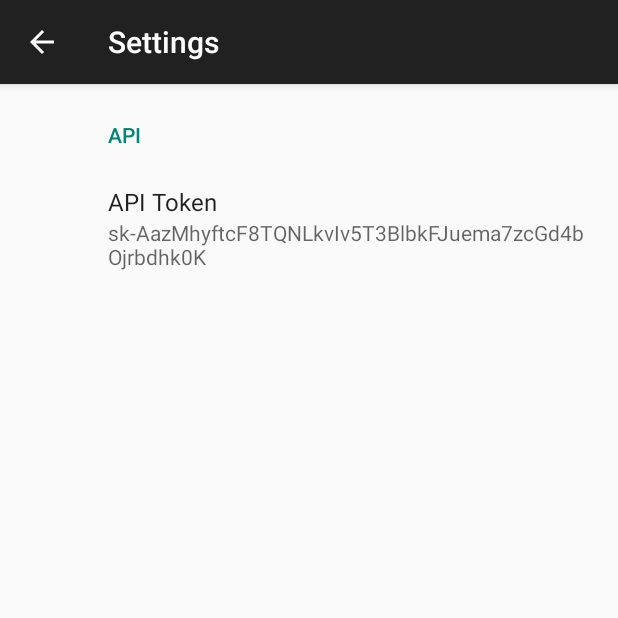
After one commit to csoltenborn/app_entwicklung_MFAX422A, an Android app: the PrefsActivity screen opened directly, with no data from a screen before it, on a phone screen of 412 x 824 dp, the top half of it. The commit adds this screen. Run offline under Robolectric (Android 15) with nearby library versions, the phone set to English and light mode, and no system bars; our stand-ins replace androidx.preference.

Commit message:
added settings, API token can now be configured

```diff
--- a/app/build.gradle
+++ b/app/build.gradle
@@ -34,6 +34,7 @@ dependencies {
     implementation 'com.google.android.material:material:1.9.0'
     implementation 'androidx.constraintlayout:constraintlayout:2.1.4'
     implementation 'com.theokanning.openai-gpt3-java:service:0.14.0'
+    implementation 'androidx.preference:preference:1.2.0'
     testImplementation 'junit:junit:4.13.2'
     androidTestImplementation 'androidx.test.ext:junit:1.1.5'
     androidTestImplementation 'androidx.test.espresso:espresso-core:3.5.1'
--- a/app/src/main/AndroidManifest.xml
+++ b/app/src/main/AndroidManifest.xml
@@ -15,6 +15,10 @@
         android:theme="@style/Theme.ChatGpt"
         tools:targetApi="31">
         <activity
+            android:name=".PrefsActivity"
+            android:exported="false"
+            android:label="Settings" />
+        <activity
             android:name=".MainActivity"
             android:exported="true">
             <intent-filter>
--- a/app/src/main/java/de/fhdw/app_entwicklung/chatgpt/MainFragment.java
+++ b/app/src/main/java/de/fhdw/app_entwicklung/chatgpt/MainFragment.java
@@ -22,6 +22,7 @@ public class MainFragment extends Fragment {
 
     private static final String CHAT_SEPARATOR = "\n\n";
 
+    private PrefsFacade prefs;
     private TextToSpeechTool textToSpeech;
 
     private final ActivityResultLauncher<LaunchSpeechRecognition.SpeechRecognitionArgs> getTextFromSpeech = registerForActivityResult(
@@ -30,7 +31,8 @@ public class MainFragment extends Fragment {
                 getTextView().append(query);
 
                 MainActivity.backgroundExecutorService.execute(() -> {
-                    ChatGpt chatGpt = new ChatGpt("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");
+                    String apiToken = prefs.getApiToken();
+                    ChatGpt chatGpt = new ChatGpt(apiToken);
                     String answer = chatGpt.getChatCompletion(query);
 
                     getTextView().append(CHAT_SEPARATOR);
@@ -52,6 +54,7 @@ public class MainFragment extends Fragment {
     public void onViewCreated(@NonNull View view, @Nullable Bundle savedInstanceState) {
         super.onViewCreated(view, savedInstanceState);
 
+        prefs = new PrefsFacade(requireContext());
         textToSpeech = new TextToSpeechTool(requireContext(), Locale.GERMAN);
 
         getAskButton().setOnClickListener(v ->
--- /dev/null
+++ b/app/src/main/java/de/fhdw/app_entwicklung/chatgpt/PrefsActivity.java
@@ -0,0 +1,44 @@
+package de.fhdw.app_entwicklung.chatgpt;
+
+import android.os.Bundle;
+import android.view.MenuItem;
+
+import androidx.annotation.NonNull;
+import androidx.appcompat.app.ActionBar;
+import androidx.appcompat.app.AppCompatActivity;
+import androidx.preference.PreferenceFragmentCompat;
+
+public class PrefsActivity extends AppCompatActivity {
+
+    @Override
+    protected void onCreate(Bundle savedInstanceState) {
+        super.onCreate(savedInstanceState);
+        setContentView(R.layout.settings_activity);
+        if (savedInstanceState == null) {
+            getSupportFragmentManager()
+                    .beginTransaction()
+                    .replace(R.id.settings, new SettingsFragment())
+                    .commit();
+        }
+        ActionBar actionBar = getSupportActionBar();
+        if (actionBar != null) {
+            actionBar.setDisplayHomeAsUpEnabled(true);
+        }
+    }
+
+    @Override
+    public boolean onOptionsItemSelected(@NonNull MenuItem item) {
+        if (item.getItemId() == android.R.id.home) {
+            onBackPressed();
+            return true;
+        }
+        return super.onOptionsItemSelected(item);
+    }
+
+    public static class SettingsFragment extends PreferenceFragmentCompat {
+        @Override
+        public void onCreatePreferences(Bundle savedInstanceState, String rootKey) {
+            setPreferencesFromResource(R.xml.root_preferences, rootKey);
+        }
+    }
+}
--- /dev/null
+++ b/app/src/main/res/layout/settings_activity.xml
@@ -0,0 +1,9 @@
+<LinearLayout xmlns:android="http://schemas.android.com/apk/res/android"
+    android:layout_width="match_parent"
+    android:layout_height="match_parent">
+
+    <FrameLayout
+        android:id="@+id/settings"
+        android:layout_width="match_parent"
+        android:layout_height="match_parent" />
+</LinearLayout>
--- a/app/src/main/res/values-night/themes.xml
+++ b/app/src/main/res/values-night/themes.xml
@@ -1,6 +1,6 @@
 <resources>
     <!-- Base application theme. -->
-    <style name="Base.Theme.ChatGpt" parent="Theme.Material3.DayNight.NoActionBar">
+    <style name="Base.Theme.ChatGpt" parent="Theme.AppCompat.Light.DarkActionBar">
         <!-- Customize your dark theme here. -->
         <!-- <item name="colorPrimary">@color/my_dark_primary</item> -->
     </style>
--- /dev/null
+++ b/app/src/main/res/values/arrays.xml
@@ -0,0 +1,2 @@
+<resources>
+</resources>
--- a/app/src/main/res/values/themes.xml
+++ b/app/src/main/res/values/themes.xml
@@ -1,6 +1,6 @@
 <resources>
     <!-- Base application theme. -->
-    <style name="Base.Theme.ChatGpt" parent="Theme.Material3.DayNight.NoActionBar">
+    <style name="Base.Theme.ChatGpt" parent="Theme.AppCompat.Light.DarkActionBar">
         <!-- Customize your light theme here. -->
         <!-- <item name="colorPrimary">@color/my_light_primary</item> -->
     </style>
--- /dev/null
+++ b/app/src/main/res/xml/root_preferences.xml
@@ -0,0 +1,13 @@
+<PreferenceScreen xmlns:app="http://schemas.android.com/apk/res-auto">
+
+    <PreferenceCategory app:title="API">
+
+        <EditTextPreference
+            app:key="api_token"
+            app:title="API Token"
+            app:defaultValue="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"
+            app:useSimpleSummaryProvider="true" />
+
+    </PreferenceCategory>
+
+</PreferenceScreen>
```
Also changed, not shown: app/src/main/java/de/fhdw/app_entwicklung/chatgpt/MainActivity.java (+18 -0 lines), app/src/main/java/de/fhdw/app_entwicklung/chatgpt/PrefsFacade.java (added, +20 -0 lines), app/src/main/res/menu/menu_main.xml (added, +8 -0 lines).
